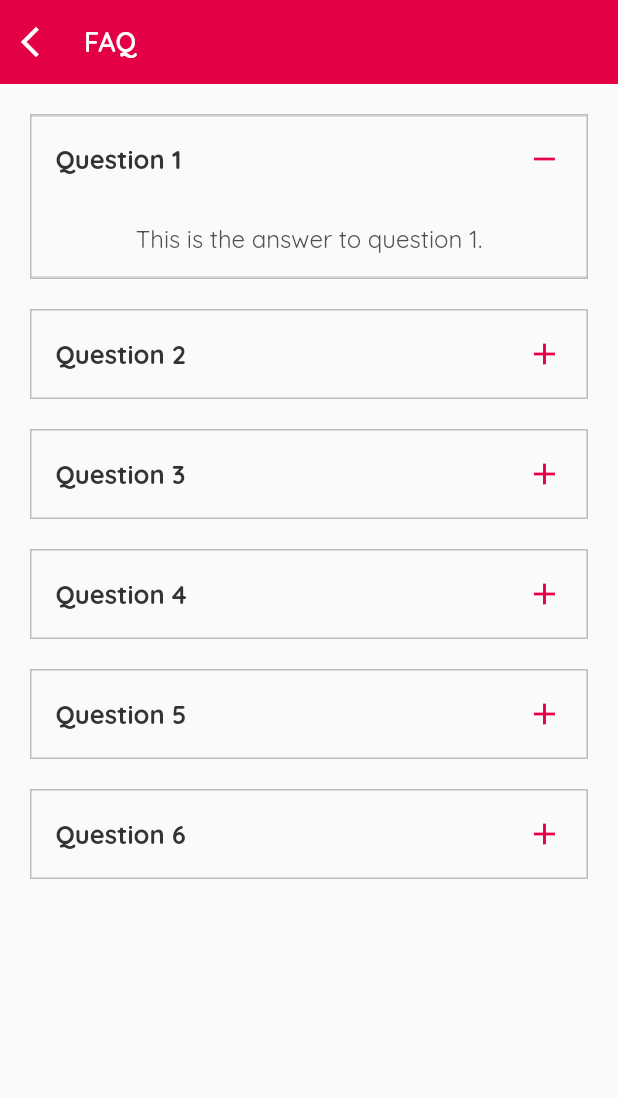
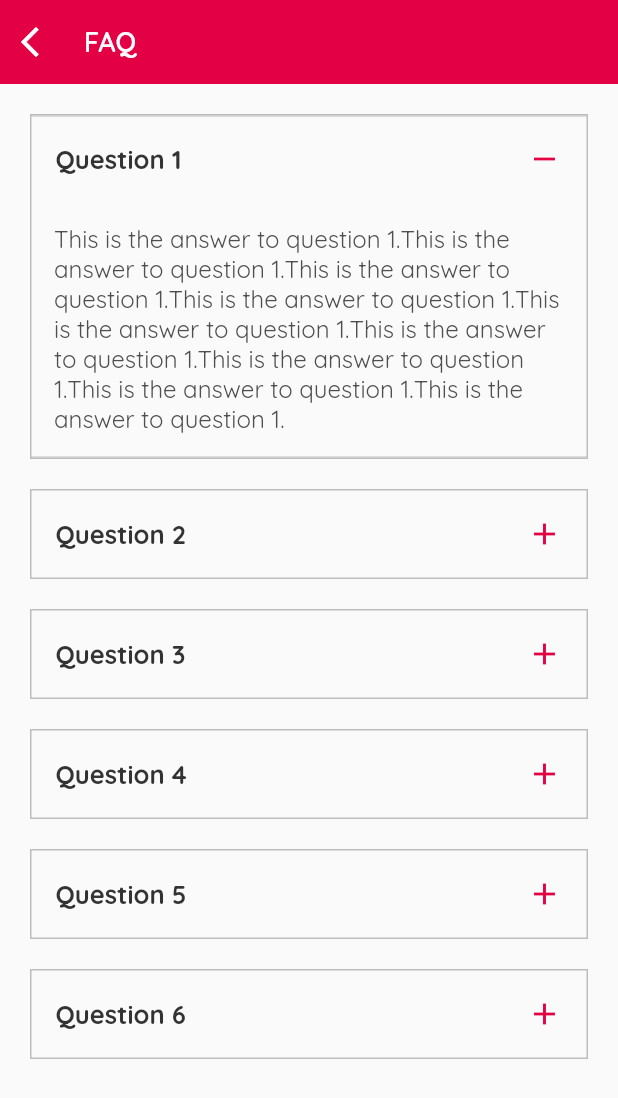
Before and after one commit to nikshit-chauhan/Sheegr, a Flutter app: the FAQ screen opened directly, after a tap on "Question 1", on a phone screen of 412 x 824 dp. Shown: the top 1098 px of the screen. Run offline on Flutter 3.47's test engine with Material 2 defaults, Android fonts, the phone set to English and light mode, and no system bars; our stand-ins replace auto_size_text, connectivity_plus, dots_indicator, firebase_auth, firebase_core, get and 3 more; missing offline and left inert: app_settings; accounts and stored records are empty.

Commit message:
fix: Text overflow on FAQ screen

```diff
--- a/lib/View/screens/FAQ/faq.dart
+++ b/lib/View/screens/FAQ/faq.dart
@@ -10,7 +10,8 @@ class FAQ extends StatelessWidget {
   final List<Map> faqList = [
     {
       'question': 'Question 1',
-      'answer': 'This is the answer to question 1.',
+      'answer':
+          'This is the answer to question 1.This is the answer to question 1.This is the answer to question 1.This is the answer to question 1.This is the answer to question 1.This is the answer to question 1.This is the answer to question 1.This is the answer to question 1.This is the answer to question 1.',
     },
     {
       'question': 'Question 2',
@@ -95,6 +96,10 @@ class FAQ extends StatelessWidget {
                         Padding(
                           padding: const EdgeInsets.symmetric(
                               horizontal: 15, vertical: 15),
+                          child: Row(
+                            mainAxisAlignment: MainAxisAlignment.start,
+                            children: [
+                              Expanded(
                                 child: Text(
                                   faqList[i]['answer'],
                                   textAlign: TextAlign.start,
@@ -103,7 +108,10 @@ class FAQ extends StatelessWidget {
                                       fontFamily: "Quicksand-Regular",
                                       fontSize: 16),
                                 ),
-                        )
+                              ),
+                            ],
+                          ),
+                        ),
                       ],
                     ),
                   ),
```
Lines whose indentation alone changed are shown as unchanged.
